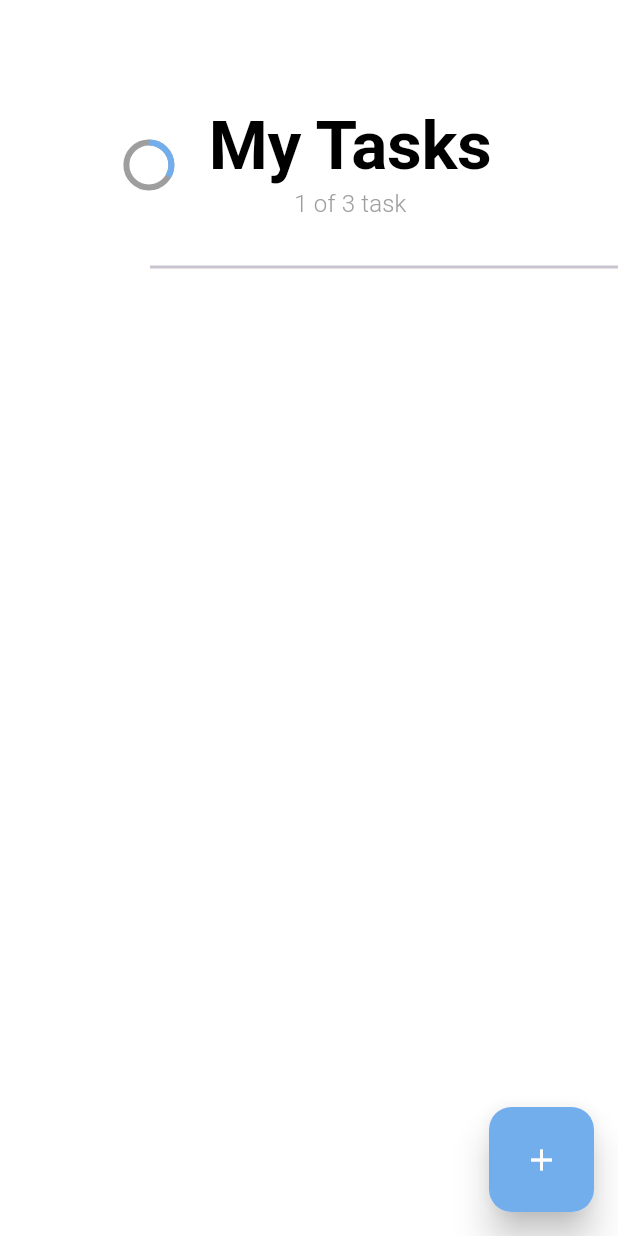
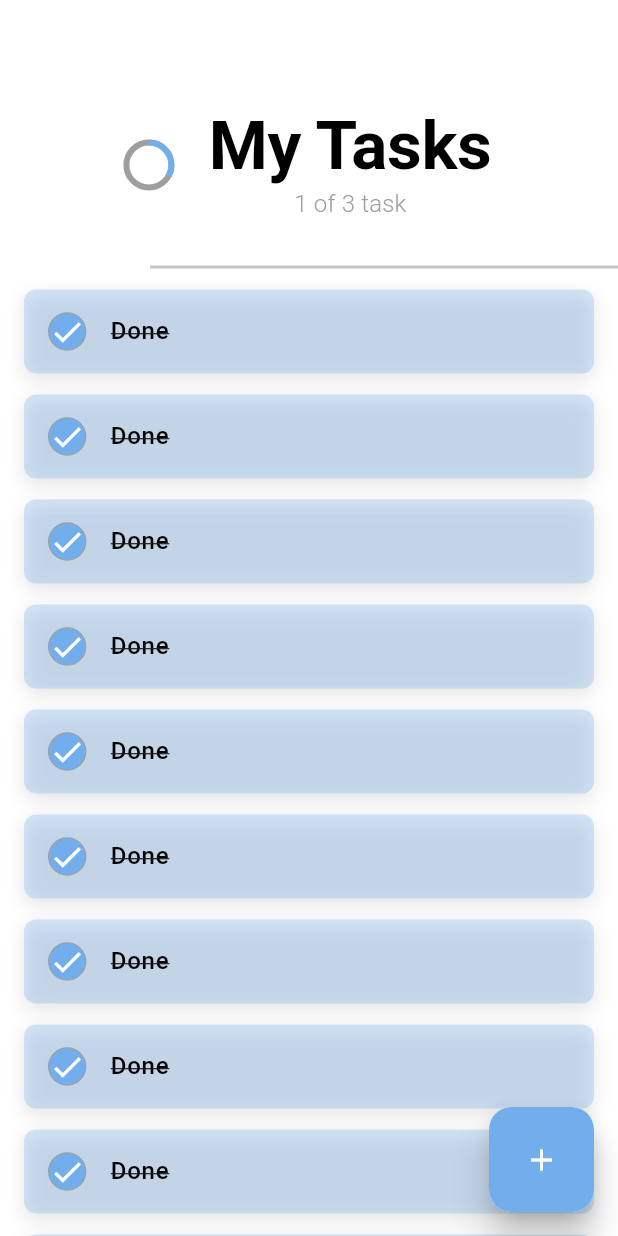
Before and after one commit to nguyenquangtung004/AppToDo, a Flutter app: the screen it shows after launch, on a phone screen of 412 x 824 dp. Run offline on Flutter 3.47's test engine with Material 3 defaults, Android fonts, the phone set to English and light mode, and no system bars; our stand-ins replace hive, hive_flutter; accounts and stored records are empty.

Commit message:
Đã lên giao diện listView có icon check và có text nằm trong listTitle

```diff
--- a/lib/views/home/home_view.dart
+++ b/lib/views/home/home_view.dart
@@ -3,6 +3,7 @@ import 'package:app_to_do/views/home/widget/fab.dart';
 import 'package:flutter/material.dart';
 import 'package:app_to_do/untils/app_str.dart';
 import 'package:app_to_do/extensions/space_exs.dart';
+import 'package:hive/hive.dart';
 
 class HomeView extends StatefulWidget {
   const HomeView({super.key});
@@ -66,7 +67,6 @@ class _HomeViewState extends State<HomeView> {
                         "1 of 3 task",
                         style: textTheme.titleMedium,
                       ),
-
                     ],
                   ),
                 ],
@@ -79,6 +79,59 @@ class _HomeViewState extends State<HomeView> {
                 thickness: 2,
                 indent: 100,
               ),
+            ),
+
+            ///Tasks
+            SizedBox(
+              width: double.infinity,
+              height: 745,
+              child: ListView.builder(
+                itemCount: 20,
+                scrollDirection: Axis.vertical,
+                itemBuilder: (context, index) {
+                  return AnimatedContainer(
+                    margin: EdgeInsets.symmetric(horizontal: 16, vertical: 7),
+                    decoration: BoxDecoration(
+                        color: AppColors.primaryColor.withOpacity(0.3),
+                        borderRadius: BorderRadius.circular(8),
+                        boxShadow: [
+                          BoxShadow(
+                              color: Colors.black.withOpacity(.1),
+                              offset: const Offset(0, 4),
+                              blurRadius: 10)
+                        ]),
+                    duration: const Duration(milliseconds: 600),
+                    child: ListTile(
+                      ///Check Icon
+                      leading: GestureDetector(
+                        onTap: () {
+                          ///Check or uncheck the task
+                        },
+                        child: AnimatedContainer(
+                          duration: const Duration(milliseconds: 600),
+                          decoration: BoxDecoration(
+                            color: AppColors.primaryColor,
+                            shape: BoxShape.circle,
+                            border: Border.all(color: Colors.grey, width: .8),
+                          ),
+                          child: Icon(
+                            Icons.check,
+                            color: Colors.white,
+                          ),
+                        ),
+                      ),
+
+                      title: Text(
+                        "Done",
+                        style: TextStyle(
+                            color: Colors.black,
+                            fontWeight: FontWeight.w500,
+                            decoration: TextDecoration.lineThrough),
+                      ),
+                    ),
+                  );
+                },
+              ),
             )
           ],
         ),
```
